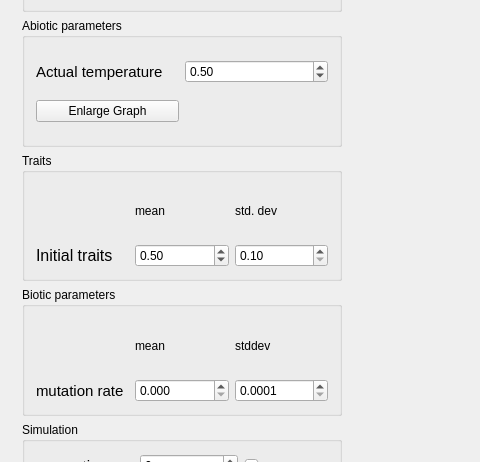
Qt form mainwindow.ui (JeroenN/SpatialModel) before a commit; both pictures show x 0 to 480 and y 308 to 770 of the 1192 by 903 pixel window.
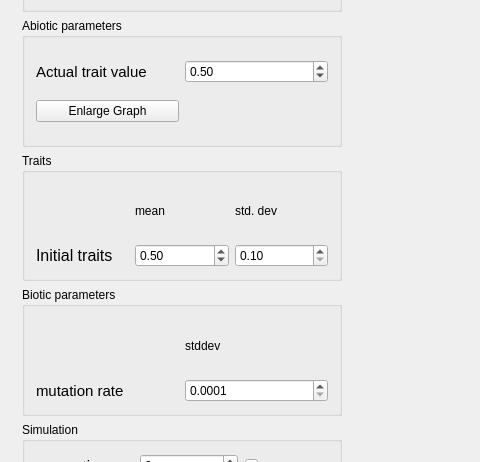
The same form after that commit.

Commit message: offspring now have mutated trait from the parents

Diff of the .ui file:
```diff
--- a/mainwindow.ui
+++ b/mainwindow.ui
@@ -229,7 +229,7 @@
              </font>
             </property>
             <property name="text">
-             <string>Actual temperature</string>
+             <string>Actual trait value</string>
             </property>
            </widget>
           </item>
@@ -338,35 +338,15 @@
             </property>
            </widget>
           </item>
-          <item row="1" column="1">
-           <widget class="QDoubleSpinBox" name="spinBoxMutationMean">
-            <property name="decimals">
-             <number>3</number>
-            </property>
-            <property name="maximum">
-             <double>1.000000000000000</double>
-            </property>
-            <property name="singleStep">
-             <double>0.001000000000000</double>
-            </property>
-           </widget>
-          </item>
           <item row="0" column="1">
-           <widget class="QLabel" name="label_15">
-            <property name="text">
-             <string>mean</string>
-            </property>
-           </widget>
-          </item>
-          <item row="0" column="2">
            <widget class="QLabel" name="label_18">
             <property name="text">
              <string>stddev</string>
             </property>
            </widget>
           </item>
-          <item row="1" column="2">
-           <widget class="QDoubleSpinBox" name="doubleSpinBoxMutationStddev">
+          <item row="1" column="1">
+           <widget class="QDoubleSpinBox" name="spinBox_mutation_stddev">
             <property name="decimals">
              <number>4</number>
             </property>
```
The commit also changes 2 other files.
